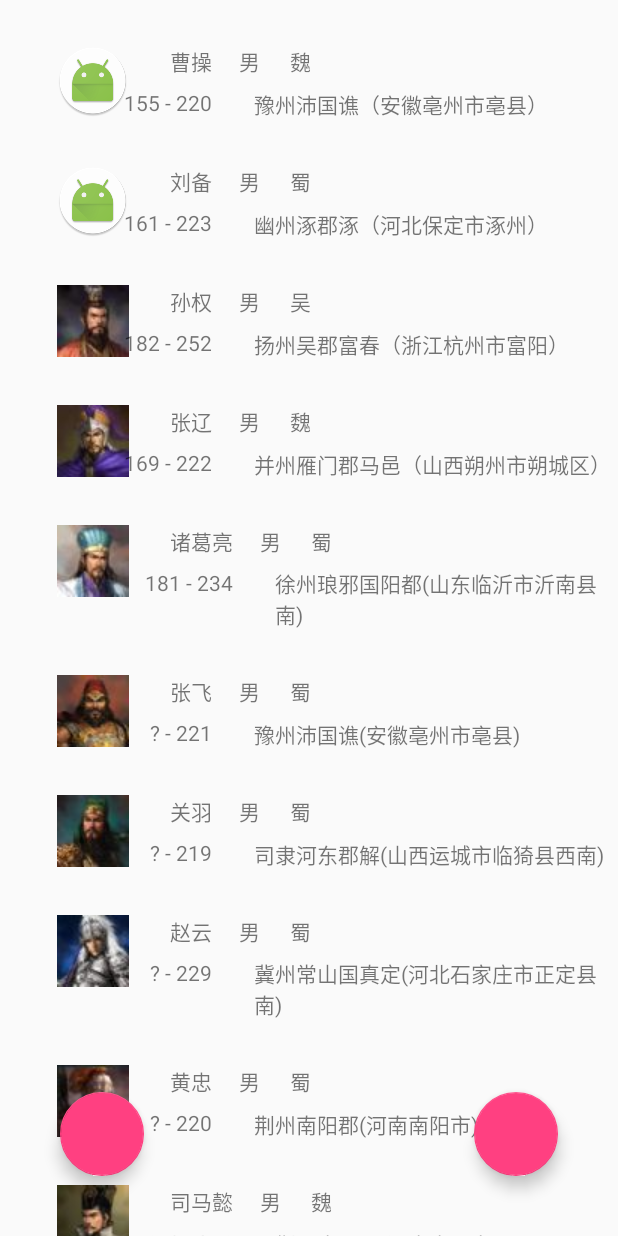
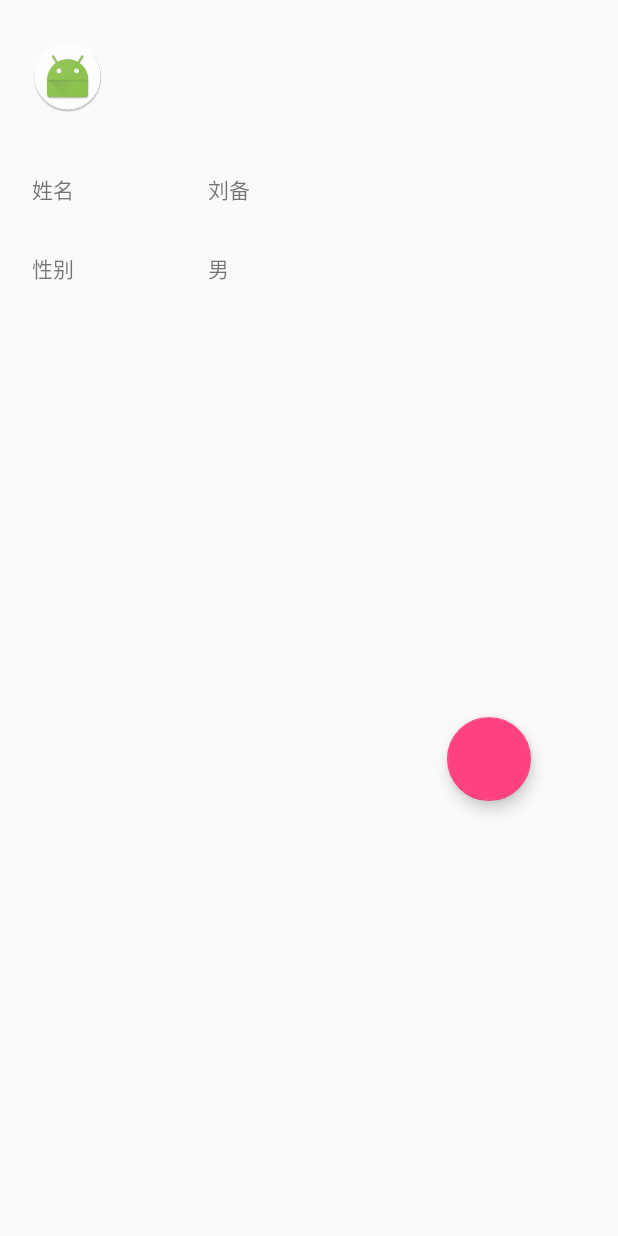
Before and after one commit to Shalley-MsTsai/detail, an Android app: the screen it shows after launch (MainActivity before the commit, DetailActivity after it), after a tap on "刘备", on a phone screen of 412 x 824 dp. Run offline under Robolectric (Android 15) with nearby library versions, the phone set to English and light mode, and no system bars; libraries missing offline, so code that uses them is left out: jp.wasabeef.recyclerview; 2 other taps on this screen came first.

Commit message:
新增了人物详情界面（未完成）

```diff
--- a/app/build.gradle
+++ b/app/build.gradle
@@ -26,11 +26,11 @@ dependencies {
     })
     compile 'com.android.support:appcompat-v7:26.+'
     compile 'com.android.support.constraint:constraint-layout:1.0.2'
-    testCompile 'junit:junit:4.12'
     compile 'com.android.support:recyclerview-v7:26.+'
     compile 'com.android.support:cardview-v7:26.+'
     compile 'com.android.support:design:26.+'
     compile 'jp.wasabeef:recyclerview-animators:2.2.7'
-    compile'com.android.support:support-core-utils:26.+'
-    compile'org.greenrobot:eventbus:3.0.0'
+    compile 'com.android.support:support-core-utils:26.+'
+    compile 'org.greenrobot:eventbus:3.0.0'
+    testCompile 'junit:junit:4.12'
 }
--- a/app/src/main/AndroidManifest.xml
+++ b/app/src/main/AndroidManifest.xml
@@ -16,6 +16,7 @@
                 <category android:name="android.intent.category.LAUNCHER" />
             </intent-filter>
         </activity>
+        <activity android:name=".DetailActivity"></activity>
     </application>
 
 </manifest>
--- a/app/src/main/java/com/example/christ/thethreekingdoms/DBPerson.java
+++ b/app/src/main/java/com/example/christ/thethreekingdoms/DBPerson.java
@@ -17,9 +17,7 @@ public class DBPerson {
 
     public DBPerson(Context context){
         dbHelper = new DBHelper(context);
-//        Person person = new Person(R.mipmap.ic_launcher,
-//                "曹操","男","155 - 220","豫州沛国谯（安徽亳州市亳县）","魏");
-//        person.setId(insert(person));
+
     }
 
     // 插入三国人物person，返回插入的id
--- /dev/null
+++ b/app/src/main/java/com/example/christ/thethreekingdoms/DetailActivity.java
@@ -0,0 +1,29 @@
+package com.example.christ.thethreekingdoms;
+
+import android.content.Intent;
+import android.support.v7.app.AppCompatActivity;
+import android.os.Bundle;
+import android.widget.ImageView;
+import android.widget.TextView;
+
+public class DetailActivity extends AppCompatActivity {
+
+    @Override
+    protected void onCreate(Bundle savedInstanceState) {
+        super.onCreate(savedInstanceState);
+        setContentView(R.layout.activity_detail);
+
+        Person person = (Person) getIntent().getSerializableExtra("person");
+        loadPerson(person);
+
+    }
+    private void loadPerson(Person person){
+        ImageView pic = (ImageView)findViewById(R.id.detail_pic);
+        TextView name = (TextView)findViewById(R.id.detail_name);
+        TextView sex = (TextView)findViewById(R.id.detail_sex);
+
+        pic.setImageResource(person.getPic());
+        name.setText(person.getName());
+        sex.setText(person.getSex());
+    }
+}
--- a/app/src/main/java/com/example/christ/thethreekingdoms/MainActivity.java
+++ b/app/src/main/java/com/example/christ/thethreekingdoms/MainActivity.java
@@ -1,6 +1,9 @@
 package com.example.christ.thethreekingdoms;
 
+import android.content.DialogInterface;
+import android.content.Intent;
 import android.support.design.widget.FloatingActionButton;
+import android.support.v7.app.AlertDialog;
 import android.support.v7.app.AppCompatActivity;
 import android.os.Bundle;
 import android.support.v7.widget.LinearLayoutManager;
@@ -13,6 +16,8 @@ import java.util.ArrayList;
 import jp.wasabeef.recyclerview.adapters.ScaleInAnimationAdapter;
 
 public class MainActivity extends AppCompatActivity {
+
+    final int REQUEST_CODE = 1;
 
     @Override
     protected void onCreate(Bundle savedInstanceState) {
@@ -44,17 +49,34 @@ public class MainActivity extends AppCompatActivity {
                 persons.get(position).setPic(R.mipmap.ic_launcher_round);
                 dbPerson.update(persons.get(position));
                 mainAdapter.notifyDataSetChanged();
+                Intent intent = new Intent(MainActivity.this, DetailActivity.class);
+                intent.putExtra("person", persons.get(position));
+                startActivityForResult(intent, REQUEST_CODE);
             }
             // ---------------测试数据库的元组删除--------------------
             // 长按删除
             @Override
-            public void onLongClick(int position) {
-                Toast.makeText(MainActivity.this,"移除第"+String.valueOf(position+1)+"个人物",
-                        Toast.LENGTH_SHORT).show();
-                // 删除数据库相关项
-                dbPerson.delete(persons.get(position).getId());
-                persons.remove(position);
-                mainAdapter.notifyDataSetChanged();
+            public void onLongClick(final int position) {
+                final AlertDialog.Builder alertDialog = new AlertDialog.Builder(MainActivity.this);
+                alertDialog.setTitle("删除人物").setMessage("从列表中移除"
+                        +persons.get(position).getName()+"?").setPositiveButton("确认",
+                        new DialogInterface.OnClickListener() {
+                            @Override
+                            public void onClick(DialogInterface dialogInterface, int which){
+                                Toast.makeText(MainActivity.this,"移除"+persons.get(position).getName(),
+                                        Toast.LENGTH_SHORT).show();
+                                // 删除数据库相关项
+                                dbPerson.delete(persons.get(position).getId());
+                                persons.remove(position);
+                                mainAdapter.notifyDataSetChanged();
+                            }
+                        }).setNegativeButton("取消", new DialogInterface.OnClickListener() {
+                            @Override
+                            public void onClick(DialogInterface dialogInterface, int which) {
+                                /*Toast.makeText(MainActivity.this,
+                                        "您选择了取消", Toast.LENGTH_SHORT).show();*/
+                            }
+                        }).create().show();;
             }
         });
 
@@ -89,4 +111,9 @@ public class MainActivity extends AppCompatActivity {
             }
         });
     }
+
+    @Override
+    protected void onActivityResult(int requestCode, int resultCode, Intent data) {
+
+    }
 }
--- a/app/src/main/java/com/example/christ/thethreekingdoms/Person.java
+++ b/app/src/main/java/com/example/christ/thethreekingdoms/Person.java
@@ -1,11 +1,13 @@
 package com.example.christ.thethreekingdoms;
+
+import java.io.Serializable;
 
 /**
  * Created by christ on 2017/11/21.
  * 三国人物
  */
 
-public class Person {
+public class Person implements Serializable{
     final static String ID = "id";
     final static String PIC = "pic";
     final static String NAME = "name";
--- /dev/null
+++ b/app/src/main/res/layout/activity_detail.xml
@@ -0,0 +1,71 @@
+<?xml version="1.0" encoding="utf-8"?>
+<android.support.constraint.ConstraintLayout xmlns:android="http://schemas.android.com/apk/res/android"
+    xmlns:app="http://schemas.android.com/apk/res-auto"
+    xmlns:tools="http://schemas.android.com/tools"
+    android:layout_width="match_parent"
+    android:layout_height="match_parent"
+    tools:context="com.example.christ.thethreekingdoms.DetailActivity">
+
+    <RelativeLayout
+        android:layout_width="368dp"
+        android:layout_height="551dp">
+
+        <ImageView
+            android:id="@+id/detail_pic"
+            android:layout_width="wrap_content"
+            android:layout_height="wrap_content"
+            android:layout_alignParentStart="true"
+            android:layout_alignParentTop="true"
+            android:layout_marginStart="21dp"
+            android:layout_marginTop="27dp"
+            app:srcCompat="@mipmap/ic_launcher" />
+
+        <TextView
+            android:id="@+id/name_hint"
+            android:layout_width="wrap_content"
+            android:layout_height="wrap_content"
+            android:layout_alignStart="@+id/detail_pic"
+            android:layout_below="@+id/detail_pic"
+            android:layout_marginTop="40dp"
+            android:text="姓名" />
+
+        <TextView
+            android:id="@+id/detail_name"
+            android:layout_width="wrap_content"
+            android:layout_height="wrap_content"
+            android:layout_alignBottom="@+id/name_hint"
+            android:layout_marginStart="89dp"
+            android:layout_toEndOf="@+id/name_hint"
+            android:text="TextView" />
+
+        <TextView
+            android:id="@+id/sex_hint"
+            android:layout_width="wrap_content"
+            android:layout_height="wrap_content"
+            android:layout_alignStart="@+id/name_hint"
+            android:layout_below="@+id/name_hint"
+            android:layout_marginTop="31dp"
+            android:text="性别" />
+
+        <TextView
+            android:id="@+id/detail_sex"
+            android:layout_width="wrap_content"
+            android:layout_height="wrap_content"
+            android:layout_alignStart="@+id/detail_name"
+            android:layout_alignTop="@+id/sex_hint"
+            android:text="TextView" />
+
+        <android.support.design.widget.FloatingActionButton
+            android:id="@+id/modify_icon"
+            android:layout_width="wrap_content"
+            android:layout_height="wrap_content"
+            android:layout_alignParentBottom="true"
+            android:layout_alignParentEnd="true"
+            android:layout_marginBottom="17dp"
+            android:layout_marginEnd="14dp"
+            android:layout_marginRight="20dp"
+            app:layout_constraintBottom_toBottomOf="parent"
+            app:layout_constraintRight_toRightOf="parent" />
+
+    </RelativeLayout>
+</android.support.constraint.ConstraintLayout>
```
Also changed, not shown: app/src/main/res/mipmap-mdpi/back.png (added).
